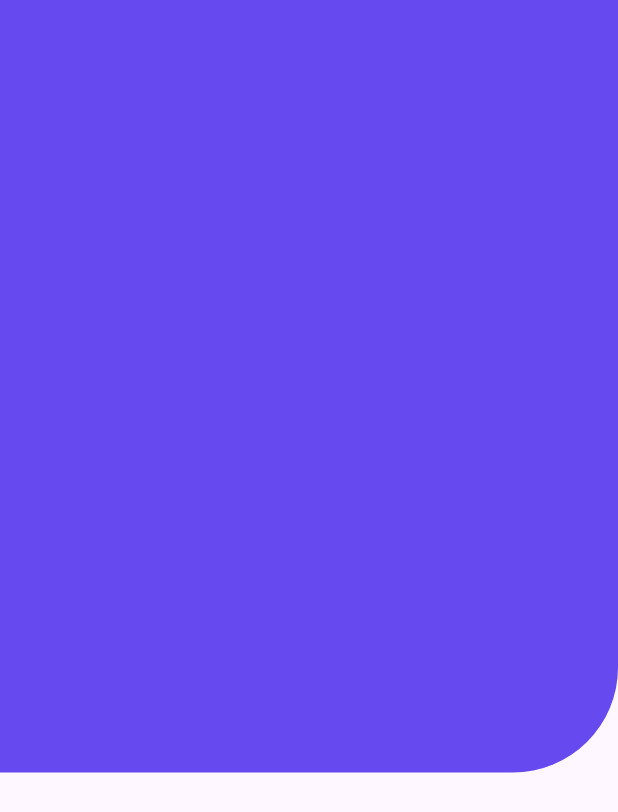
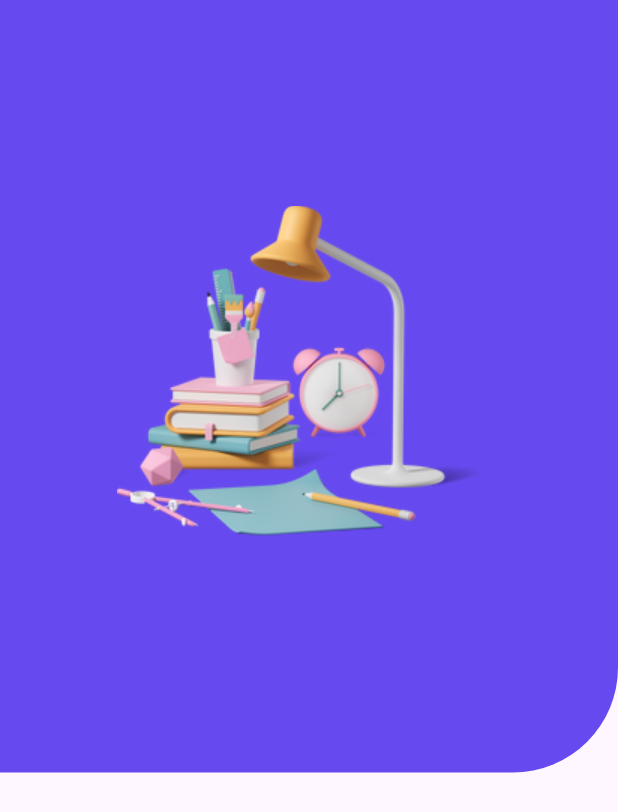
Before and after one commit to NizamUddin07/lms_ui-design, a Flutter app: the screen it shows after launch, on a phone screen of 412 x 824 dp. Shown: the top 812 px of the screen. Run offline on Flutter 3.47's test engine with Material 3 defaults, Android fonts, the phone set to English and light mode, and no system bars.

Commit message:
homeScreen image added

```diff
--- a/lib/lms_home.dart
+++ b/lib/lms_home.dart
@@ -16,6 +16,7 @@ class HomeScreen extends StatelessWidget {
                 color: Color(0xFF674AEF),
                 borderRadius: BorderRadius.only(bottomRight: Radius.circular(70))
               ),
+              child: Center(child: Image.asset("assets/images/books.png"))
             )
           ],
         ),
--- a/pubspec.yaml
+++ b/pubspec.yaml
@@ -52,13 +52,7 @@ dev_dependencies:
 
 # The following section is specific to Flutter packages.
 flutter:
-
-  # The following line ensures that the Material Icons font is
-  # included with your application, so that you can use the icons in
-  # the material Icons class.
   uses-material-design: true
-
-
   assets:
      - assets/images/
 
```
